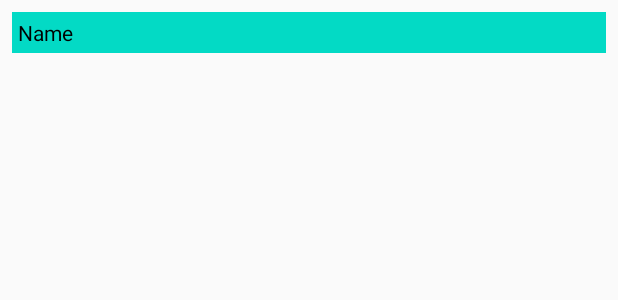
After one commit to ivanasitumorang/RestoFinder, an Android app: the layout item_restaurant_list.xml on its own in the app's theme, with its tools: preview values and no code run, on a phone screen of 412 x 824 dp. The commit adds this screen. Shown: the top 300 px of the screen. Run offline under Robolectric (Android 15) with nearby library versions, the phone set to English and light mode, and no system bars.

Commit message:
feat(home) : show list restaurant

```diff
--- /dev/null
+++ b/app/src/main/res/layout/item_restaurant_list.xml
@@ -0,0 +1,18 @@
+<?xml version="1.0" encoding="utf-8"?>
+<androidx.appcompat.widget.LinearLayoutCompat xmlns:android="http://schemas.android.com/apk/res/android"
+    xmlns:tools="http://schemas.android.com/tools"
+    android:layout_width="match_parent"
+    android:layout_height="wrap_content"
+    android:orientation="vertical"
+    android:padding="8dp">
+
+    <androidx.appcompat.widget.AppCompatTextView
+        android:id="@+id/tvItemName"
+        android:layout_width="match_parent"
+        android:layout_height="wrap_content"
+        android:background="@color/colorAccent"
+        android:padding="4dp"
+        android:textColor="#000000"
+        tools:text="Name" />
+
+</androidx.appcompat.widget.LinearLayoutCompat>
--- a/base/build.gradle
+++ b/base/build.gradle
@@ -60,4 +60,6 @@ dependencies {
     api "androidx.room:room-ktx:2.2.5"
     api "androidx.lifecycle:lifecycle-livedata-ktx:2.2.0"
 
+    api "androidx.recyclerview:recyclerview:1.1.0"
+
 }
```
Also changed, not shown: app/src/main/java/com/azuka/restofinder/home/HomeActivity.kt (+12 -0 lines), app/src/main/java/com/azuka/restofinder/home/ItemListAdapter.kt (added, +50 -0 lines), app/src/main/res/layout/activity_home.xml (+10 -10 lines).
